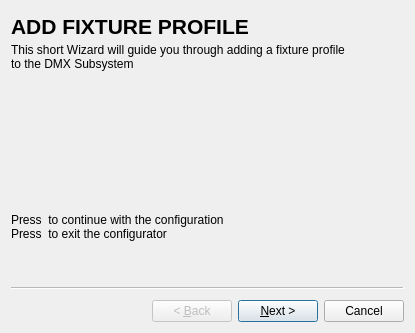
Qt form Config/addfixtureprofile.ui (Stavro-Purdie/Universal-Digital-Visual-Follow-Spot-Interfacing-System) before a commit.
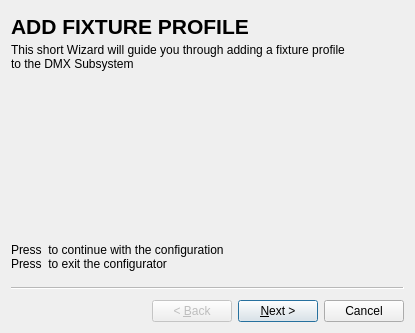
The same form after that commit.

Commit message: Finished addfxitureprofile gui, finished patch wizard gui.

The edit to the form file:
```diff
--- a/Config/addfixtureprofile.ui
+++ b/Config/addfixtureprofile.ui
@@ -45,7 +45,7 @@
     <property name="geometry">
      <rect>
       <x>0</x>
-      <y>190</y>
+      <y>220</y>
       <width>371</width>
       <height>51</height>
      </rect>
```
Left out of the diff: 26 changed lines with no effect on the pictures. The commit also changes 3 other files.
